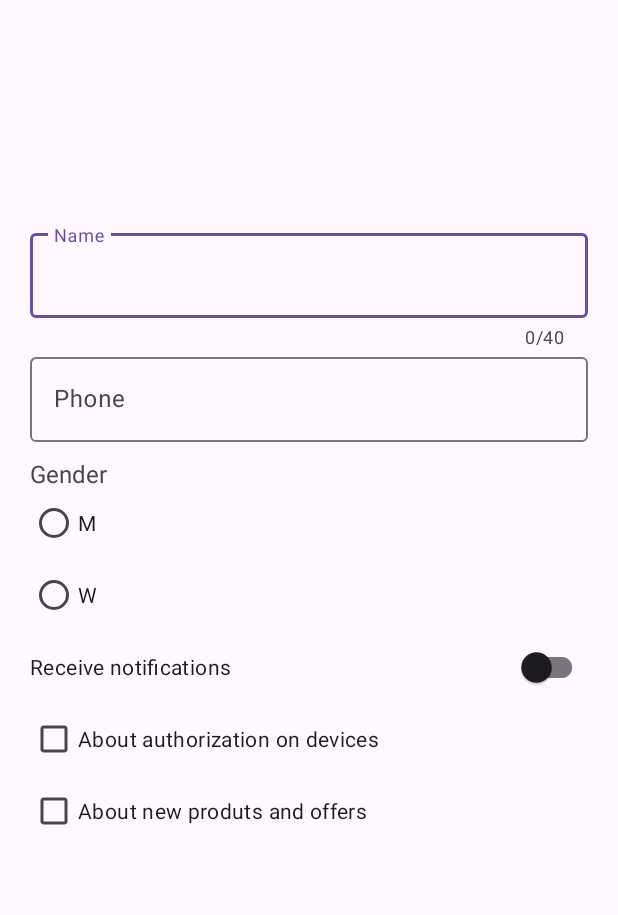
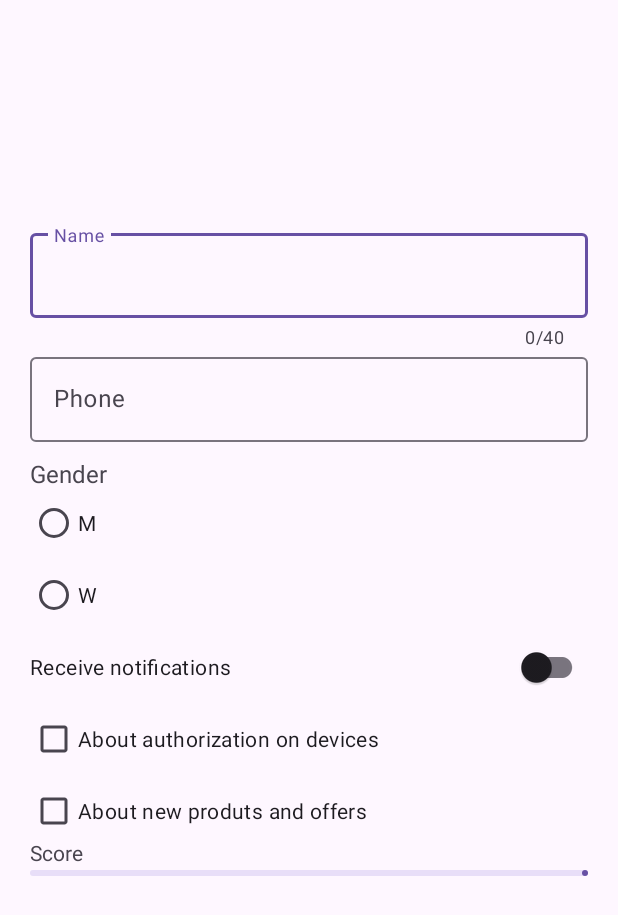
Before and after one commit to blbulyandavbulyan/UserProfileApp, an Android app: the screen it shows after launch (MainActivity), on a phone screen of 412 x 824 dp. Shown: the top 915 px of the screen. Run offline under Robolectric (Android 15) with nearby library versions, the phone set to English and light mode, and no system bars.

Commit message:
added score indicator with tool tips on the left and on the right in activity_main.xml

```diff
--- a/app/src/main/res/layout/activity_main.xml
+++ b/app/src/main/res/layout/activity_main.xml
@@ -118,4 +118,35 @@
         app:layout_constraintLeft_toLeftOf="parent"
         app:layout_constraintRight_toRightOf="parent"
         app:layout_constraintTop_toBottomOf="@id/authorizationNotifications" />
+
+    <TextView
+        android:id="@+id/scoreIndicatorTooltip"
+        android:layout_width="wrap_content"
+        android:layout_height="wrap_content"
+        android:layout_marginBottom="2dp"
+        android:text="Score"
+        app:layout_constraintBottom_toTopOf="@id/scoreIndicator"
+        app:layout_constraintLeft_toLeftOf="@id/scoreIndicator" />
+
+    <TextView
+        android:id="@+id/scoreValueTooltip"
+        android:layout_width="wrap_content"
+        android:layout_height="wrap_content"
+        android:layout_marginBottom="2dp"
+        app:layout_constraintBottom_toTopOf="@id/scoreIndicator"
+        app:layout_constraintRight_toRightOf="@id/scoreIndicator"
+        tools:text="10/100" />
+
+    <com.google.android.material.progressindicator.LinearProgressIndicator
+        android:id="@+id/scoreIndicator"
+        android:layout_width="match_parent"
+        android:layout_height="wrap_content"
+        android:layout_marginTop="15dp"
+        android:layout_marginLeft="20dp"
+        android:layout_marginRight="20dp"
+        android:max="100"
+        app:layout_constraintLeft_toLeftOf="parent"
+        app:layout_constraintRight_toRightOf="parent"
+        app:layout_constraintTop_toBottomOf="@id/newProductsAndOffersNotifications"
+        tools:progress="10" />
 </androidx.constraintlayout.widget.ConstraintLayout>
```
